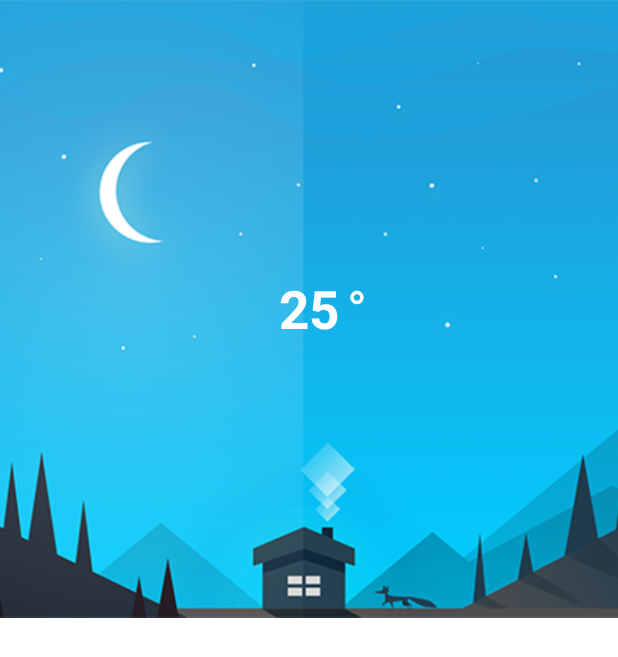
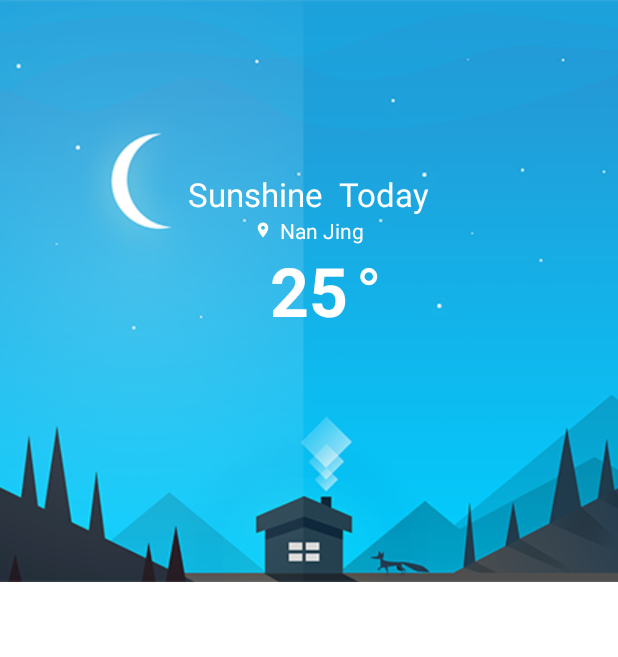
Before and after one commit to hiyangyue/LiteWeather, an Android app: the screen it shows after launch (MainActivity), on a phone screen of 412 x 824 dp. Shown: the top 657 px of the screen. Run offline under Robolectric (Android 15) with nearby library versions, the phone set to English and light mode, and no system bars; our stand-ins replace ButterKnife; libraries missing offline, so code that uses them is left out: rx.android.schedulers, rx.schedulers; 1 statement that could not run was skipped.

Commit message:
MOD : add MVP.

```diff
--- a/app/build.gradle
+++ b/app/build.gradle
@@ -30,5 +30,7 @@ dependencies {
     compile 'com.squareup.retrofit:adapter-rxjava:2.0.0-beta2'
     compile 'com.squareup.okhttp:okhttp:2.4.0'
     compile 'com.squareup.okio:okio:1.6.0'
+    compile 'com.jakewharton:butterknife:7.0.1'
+    compile 'com.android.support:design:23.2.0'
 
 }
--- a/app/src/main/AndroidManifest.xml
+++ b/app/src/main/AndroidManifest.xml
@@ -10,7 +10,7 @@
         android:label="@string/app_name"
         android:supportsRtl="true"
         android:theme="@style/AppTheme">
-        <activity android:name=".MainActivity">
+        <activity android:name=".ui.activity.MainActivity">
             <intent-filter>
                 <action android:name="android.intent.action.MAIN" />
 
--- a/app/src/main/java/com/hiyueyang/liteweather/MainActivity.java
+++ /dev/null
@@ -1,37 +0,0 @@
-package com.hiyueyang.liteweather;
-
-import android.os.Bundle;
-import android.support.v7.app.AppCompatActivity;
-import android.util.Log;
-
-import com.hiyueyang.liteweather.bean.WeatherInfo;
-
-import butterknife.ButterKnife;
-
-public class MainActivity extends AppCompatActivity {
-
-    @Override
-    protected void onCreate(Bundle savedInstanceState) {
-
-        super.onCreate(savedInstanceState);
-        setContentView(R.layout.activity_main);
-
-        ButterKnife.bind(this);
-    }
-
-    private void query(String cityName) {
-        WeatherUtils.getWeatherObser(cityName, new WeatherUtils.ObserableCallback() {
-
-            @Override
-            public void onError(Throwable throwable) {
-                Log.e("compete", throwable.fillInStackTrace().toString());
-            }
-
-            @Override
-            public void onNext(WeatherInfo weatherInfo) {
-                Log.e("next", "..." + weatherInfo.getRetData().getToday().getCurTemp());
-            }
-        });
-    }
-
-}
--- a/app/src/main/java/com/hiyueyang/liteweather/WeatherUtils.java
+++ b/app/src/main/java/com/hiyueyang/liteweather/WeatherUtils.java
@@ -1,7 +1,7 @@
 package com.hiyueyang.liteweather;
 
-import com.hiyueyang.liteweather.bean.WeatherInfo;
-import com.hiyueyang.liteweather.bean.WeatherService;
+import com.hiyueyang.liteweather.entity.WeatherInfo;
+import com.hiyueyang.liteweather.entity.WeatherService;
 
 import retrofit.GsonConverterFactory;
 import retrofit.Retrofit;
@@ -27,6 +27,10 @@ public class WeatherUtils {
             .build();
 
     private static final WeatherService service = retrofit.create(WeatherService.class);
+
+    public static Observable<WeatherInfo> getWeatherObservable(String cityName){
+        return service.getWeatherInfo(API_KEY,cityName);
+    }
 
     public static void getWeatherObser(String cityName, final ObserableCallback callback){
         Observable<WeatherInfo> weatherObser = service.getWeatherInfo(API_KEY,cityName);
--- /dev/null
+++ b/app/src/main/java/com/hiyueyang/liteweather/callback/GetWeatherCallBack.java
@@ -0,0 +1,14 @@
+package com.hiyueyang.liteweather.callback;
+
+import com.hiyueyang.liteweather.entity.WeatherInfo;
+
+/**
+ * Created by YueYang on 2016/3/21.
+ */
+public interface GetWeatherCallBack {
+
+    void loadSuccess(WeatherInfo weatherInfo);
+
+    void loadError(Throwable e);
+
+}
--- a/app/src/main/java/com/hiyueyang/liteweather/bean/WeatherInfo.java
+++ b/app/src/main/java/com/hiyueyang/liteweather/entity/WeatherInfo.java
@@ -1,4 +1,4 @@
-package com.hiyueyang.liteweather.bean;
+package com.hiyueyang.liteweather.entity;
 
 import java.util.List;
 
--- a/app/src/main/java/com/hiyueyang/liteweather/bean/WeatherService.java
+++ b/app/src/main/java/com/hiyueyang/liteweather/entity/WeatherService.java
@@ -1,4 +1,4 @@
-package com.hiyueyang.liteweather.bean;
+package com.hiyueyang.liteweather.entity;
 import retrofit.http.GET;
 import retrofit.http.Header;
 import retrofit.http.Query;
@@ -11,7 +11,4 @@ public interface WeatherService {
 
     @GET("/apistore/weatherservice/recentweathers")
     Observable<WeatherInfo> getWeatherInfo(@Header("apikey") String apikey,@Query("cityname") String cityName);
-
-//    @GET("/apistore/weatherservice/recentweathers")
-//    Call<WeatherInfo> getWeatherInfo(@Header("apikey") String apikey,@Query("cityname") String cityName);
 }
--- /dev/null
+++ b/app/src/main/java/com/hiyueyang/liteweather/model/IWeatherModel.java
@@ -0,0 +1,15 @@
+package com.hiyueyang.liteweather.model;
+
+import com.hiyueyang.liteweather.callback.GetWeatherCallBack;
+import com.hiyueyang.liteweather.entity.WeatherInfo;
+
+/**
+ * Created by YueYang on 2016/3/21.
+ */
+public interface IWeatherModel {
+
+    WeatherInfo getWeather(String cityName,GetWeatherCallBack callBack);
+
+    void saveWeather();
+
+}
--- /dev/null
+++ b/app/src/main/java/com/hiyueyang/liteweather/model/WeatherInfoImpl.java
@@ -0,0 +1,46 @@
+package com.hiyueyang.liteweather.model;
+
+import com.hiyueyang.liteweather.WeatherUtils;
+import com.hiyueyang.liteweather.callback.GetWeatherCallBack;
+import com.hiyueyang.liteweather.entity.WeatherInfo;
+
+import rx.Subscriber;
+import rx.android.schedulers.AndroidSchedulers;
+import rx.schedulers.Schedulers;
+
+/**
+ * Created by YueYang on 2016/3/21.
+ */
+public class WeatherInfoImpl implements IWeatherModel {
+
+    @Override
+    public WeatherInfo getWeather(String cityName, final GetWeatherCallBack callBack) {
+        WeatherUtils.getWeatherObservable(cityName)
+                .observeOn(AndroidSchedulers.mainThread())
+                .subscribeOn(Schedulers.io())
+                .subscribe(new Subscriber<WeatherInfo>() {
+                    @Override
+                    public void onCompleted() {
+
+                    }
+
+                    @Override
+                    public void onError(Throwable e) {
+                        callBack.loadError(e);
+                    }
+
+                    @Override
+                    public void onNext(WeatherInfo weatherInfo) {
+                        callBack.loadSuccess(weatherInfo);
+                    }
+                });
+
+        return null;
+
+    }
+
+    @Override
+    public void saveWeather() {
+
+    }
+}
--- /dev/null
+++ b/app/src/main/java/com/hiyueyang/liteweather/presenter/WeatherPresenter.java
@@ -0,0 +1,38 @@
+package com.hiyueyang.liteweather.presenter;
+
+import com.hiyueyang.liteweather.callback.GetWeatherCallBack;
+import com.hiyueyang.liteweather.entity.WeatherInfo;
+import com.hiyueyang.liteweather.model.IWeatherModel;
+import com.hiyueyang.liteweather.model.WeatherInfoImpl;
+import com.hiyueyang.liteweather.ui.view.WeatherView;
+
+/**
+ * Created by YueYang on 2016/3/21.
+ */
+public class WeatherPresenter {
+
+    private WeatherView mWeatherView;
+    private IWeatherModel mWeatherModel;
+
+    public WeatherPresenter(WeatherView weatherView){
+        mWeatherView = weatherView;
+        mWeatherModel = new WeatherInfoImpl();
+    }
+
+    public void setWeatherInfo(String cityName){
+
+        mWeatherModel.getWeather(cityName, new GetWeatherCallBack() {
+            @Override
+            public void loadSuccess(WeatherInfo weatherInfo) {
+                mWeatherView.setWeatherInfo(weatherInfo);
+            }
+
+            @Override
+            public void loadError(Throwable e) {
+                mWeatherView.loadError(e);
+            }
+        });
+
+    }
+
+}
--- /dev/null
+++ b/app/src/main/java/com/hiyueyang/liteweather/ui/activity/MainActivity.java
@@ -0,0 +1,44 @@
+package com.hiyueyang.liteweather.ui.activity;
+
+import android.os.Bundle;
+import android.support.v7.app.AppCompatActivity;
+import android.util.Log;
+
+import com.hiyueyang.liteweather.R;
+import com.hiyueyang.liteweather.entity.WeatherInfo;
+import com.hiyueyang.liteweather.presenter.WeatherPresenter;
+import com.hiyueyang.liteweather.ui.view.WeatherView;
+
+import butterknife.ButterKnife;
+
+public class MainActivity extends AppCompatActivity implements WeatherView{
+
+    private WeatherPresenter mPresenter;
+
+    @Override
+    protected void onCreate(Bundle savedInstanceState) {
+
+        super.onCreate(savedInstanceState);
+        setContentView(R.layout.activity_main);
+
+        ButterKnife.bind(this);
+        mPresenter = new WeatherPresenter(this);
+        mPresenter.setWeatherInfo("南京");
+    }
+
+    @Override
+    protected void onDestroy() {
+        super.onDestroy();
+        ButterKnife.unbind(this);
+    }
+
+    @Override
+    public void setWeatherInfo(WeatherInfo weatherInfo) {
+        Log.e("load_success...",weatherInfo.getRetData().getToday().getAqi());
+    }
+
+    @Override
+    public void loadError(Throwable e) {
+        Log.e("load_error",e.fillInStackTrace().toString());
+    }
+}
--- /dev/null
+++ b/app/src/main/java/com/hiyueyang/liteweather/ui/view/WeatherView.java
@@ -0,0 +1,14 @@
+package com.hiyueyang.liteweather.ui.view;
+
+import com.hiyueyang.liteweather.entity.WeatherInfo;
+
+/**
+ * Created by YueYang on 2016/3/21.
+ */
+public interface WeatherView {
+
+    void setWeatherInfo(WeatherInfo weatherInfo);
+
+    void loadError(Throwable e);
+
+}
--- a/app/src/main/res/layout/activity_main.xml
+++ b/app/src/main/res/layout/activity_main.xml
@@ -1,10 +1,8 @@
 <LinearLayout
-    xmlns:android="http://schemas.android.com/apk/res/android"
     android:layout_width="match_parent"
     android:layout_height="match_parent"
-    android:orientation="vertical">
-
-
+    android:orientation="vertical"
+    xmlns:android="http://schemas.android.com/apk/res/android">
     <RelativeLayout
         android:layout_weight="1"
         android:layout_width="match_parent"
@@ -16,6 +14,38 @@
             android:scaleType="centerCrop"
             android:layout_width="match_parent"
             android:layout_height="match_parent" />
+
+        <TextView
+            android:text="Sunshine  Today"
+            android:textSize="22sp"
+            android:layout_above="@+id/ll_location"
+            android:layout_centerHorizontal="true"
+            android:textColor="@color/white"
+            android:layout_width="wrap_content"
+            android:layout_height="wrap_content" />
+
+        <LinearLayout
+            android:id="@+id/ll_location"
+            android:layout_above="@+id/tv_num"
+            android:layout_centerHorizontal="true"
+            android:layout_width="wrap_content"
+            android:layout_height="wrap_content"
+            android:orientation="horizontal">
+            <ImageView
+                android:id="@+id/iv_location"
+                android:src="@drawable/icon_location"
+                android:layout_gravity="center_vertical"
+                android:layout_width="12dp"
+                android:layout_height="12dp" />
+
+            <TextView
+                android:text="Nan Jing"
+                android:textColor="@color/white"
+                android:layout_marginStart="@dimen/degree_margin"
+                android:layout_width="wrap_content"
+                android:layout_height="wrap_content" />
+
+        </LinearLayout>
 
         <TextView
             android:text="25"
@@ -33,20 +63,24 @@
             android:layout_centerInParent="true"
             android:layout_toEndOf="@+id/tv_num"
             android:text="@string/degree"
-            android:layout_marginLeft="@dimen/degree_margin"
+            android:layout_marginStart="@dimen/degree_margin"
             android:textSize="@dimen/city_size"
             android:textColor="@color/white"/>
 
 
     </RelativeLayout>
 
+    <android.support.design.widget.TabLayout
+        android:id="@+id/tab_layout"
+        android:layout_width="match_parent"
+        android:layout_height="wrap_content"/>
+
     <android.support.v4.view.ViewPager
-        android:id="@+id/layout"
+        android:id="@+id/view_pager"
         android:orientation="horizontal"
         android:layout_weight="1"
         android:layout_width="match_parent"
         android:layout_height="0dp"/>
-
 </LinearLayout>
 
 <!--<android.support.design.widget.CoordinatorLayout-->
--- a/app/src/main/res/values/dimens.xml
+++ b/app/src/main/res/values/dimens.xml
@@ -3,6 +3,6 @@
     <dimen name="activity_horizontal_margin">16dp</dimen>
     <dimen name="activity_vertical_margin">16dp</dimen>
 
-    <dimen name="city_size">35sp</dimen>
+    <dimen name="city_size">45sp</dimen>
     <dimen name="degree_margin">5dp</dimen>
 </resources>
```
Also changed, not shown: app/src/main/res/drawable/icon_location.png (added).
